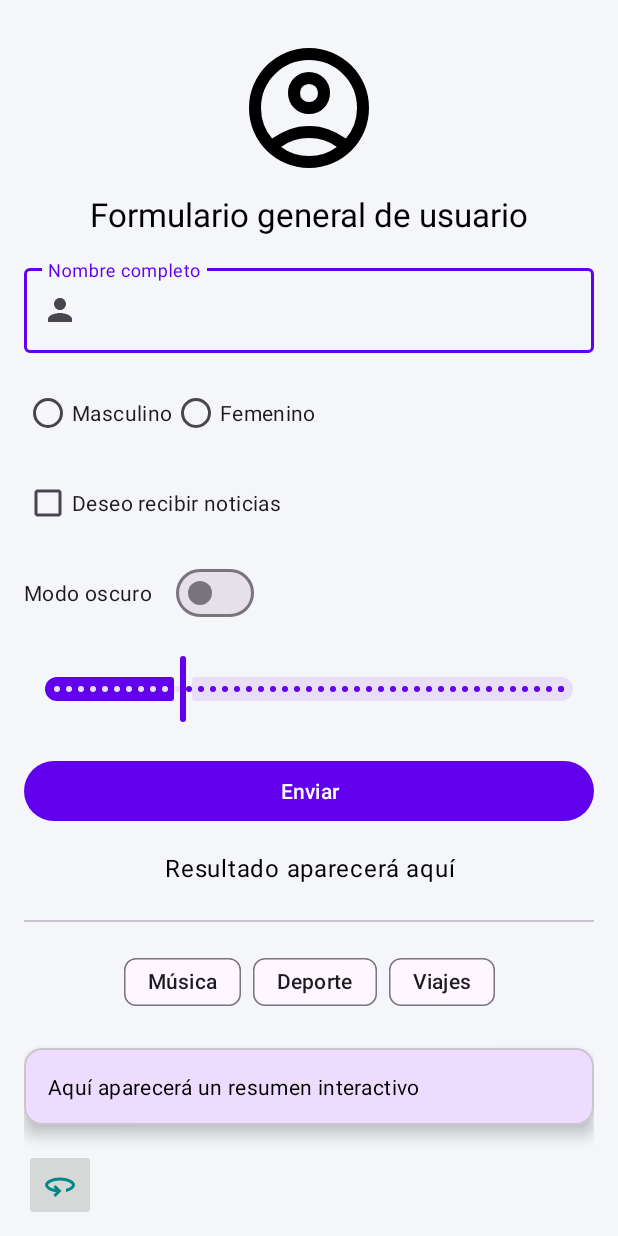
After one commit to EdwardNavarroAs/Kotlin, an Android app: the layout activity_main_cards.xml on its own in the app's theme, with its tools: preview values and no code run, on a phone screen of 412 x 824 dp. The commit adds this screen. Run offline under Robolectric (Android 15) with nearby library versions, the phone set to English and light mode, and no system bars.

Commit message:
Capitulo 4 xml y kotlin: interaciones intermedias con xml desde kotlin

```diff
--- a/04_xml_kotlin/app/src/main/AndroidManifest.xml
+++ b/04_xml_kotlin/app/src/main/AndroidManifest.xml
@@ -14,8 +14,10 @@
         android:roundIcon="@mipmap/ic_launcher_round"
         android:supportsRtl="true"
         android:theme="@style/Theme.XmlKotlin">
+        <!-- Activity por defecto que ejecuta android studio-->
+        <!--android:name=".MainActivity"-->
         <activity
-            android:name=".MainActivity"
+            android:name=".MainActivityAdvanced"
             android:exported="true">
             <intent-filter>
                 <action android:name="android.intent.action.MAIN" />
--- /dev/null
+++ b/04_xml_kotlin/app/src/main/res/drawable/ic_refresh.xml
@@ -0,0 +1,5 @@
+<vector xmlns:android="http://schemas.android.com/apk/res/android" android:autoMirrored="true" android:height="24dp" android:tint="#000000" android:viewportHeight="960" android:viewportWidth="960" android:width="24dp">
+
+    <path android:fillColor="@android:color/white" android:pathData="M360,800L304,744L374,672Q246,655 163,602Q80,549 80,480Q80,397 195.5,338.5Q311,280 480,280Q649,280 764.5,338.5Q880,397 880,480Q880,542 813.5,591Q747,640 640,664L640,582Q717,562 758.5,532.5Q800,503 800,480Q800,448 714.5,404Q629,360 480,360Q331,360 245.5,404Q160,448 160,480Q160,504 211,537.5Q262,571 356,588L304,536L360,480L520,640L360,800Z"/>
+
+</vector>
--- /dev/null
+++ b/04_xml_kotlin/app/src/main/res/layout/activity_main_cards.xml
@@ -0,0 +1,247 @@
+<?xml version="1.0" encoding="utf-8"?>
+<!--
+────────────────────────────────────────────────────────────
+CAPÍTULO 3 (INTEGRACIÓN XML + KOTLIN)
+INTERACCIÓN CON COMPONENTES AVANZADOS DE MATERIAL DESIGN
+────────────────────────────────────────────────────────────
+
+En este capítulo, ampliamos la plantilla anterior con nuevos
+componentes interactivos modernos, sin alterar la base del formulario.
+
+NUEVOS ELEMENTOS:
+- Divider (separador visual)
+- MaterialCardView (tarjeta informativa)
+- ChipGroup (selección múltiple moderna)
+- ImageButton (acción rápida, recarga o reseteo)
+────────────────────────────────────────────────────────────
+-->
+
+<androidx.constraintlayout.widget.ConstraintLayout
+    xmlns:android="http://schemas.android.com/apk/res/android"
+    xmlns:app="http://schemas.android.com/apk/res-auto"
+    xmlns:tools="http://schemas.android.com/tools"
+    android:id="@+id/main"
+    android:layout_width="match_parent"
+    android:layout_height="match_parent"
+    android:padding="16dp"
+    android:background="@color/formBackground"
+    tools:context=".MainActivityCards">
+
+    <!-- ────────────────────────────────────────────────
+         SECCIÓN BASE (idéntica al capítulo anterior)
+         ──────────────────────────────────────────────── -->
+    <ImageView
+        android:id="@+id/ivLogo"
+        android:layout_width="96dp"
+        android:layout_height="96dp"
+        android:src="@drawable/outline_account_circle_24"
+        android:contentDescription="Logo principal"
+        app:layout_constraintTop_toTopOf="parent"
+        app:layout_constraintStart_toStartOf="parent"
+        app:layout_constraintEnd_toEndOf="parent"
+        android:layout_marginTop="8dp"/>
+
+    <com.google.android.material.textview.MaterialTextView
+        android:id="@+id/tvTitulo"
+        android:layout_width="wrap_content"
+        android:layout_height="wrap_content"
+        android:text="Formulario general de usuario"
+        android:textAppearance="@style/TextAppearance.Material3.TitleLarge"
+        app:layout_constraintTop_toBottomOf="@id/ivLogo"
+        app:layout_constraintStart_toStartOf="parent"
+        app:layout_constraintEnd_toEndOf="parent"
+        android:layout_marginTop="8dp"/>
+
+    <com.google.android.material.textfield.TextInputLayout
+        android:id="@+id/tilNombre"
+        android:layout_width="0dp"
+        android:layout_height="wrap_content"
+        android:hint="Nombre completo"
+        app:startIconDrawable="@drawable/ic_person_black_24dp"
+        app:layout_constraintTop_toBottomOf="@id/tvTitulo"
+        app:layout_constraintStart_toStartOf="parent"
+        app:layout_constraintEnd_toEndOf="parent"
+        android:layout_marginTop="16dp"
+        app:endIconMode="clear_text">
+
+        <com.google.android.material.textfield.TextInputEditText
+            android:id="@+id/etNombre"
+            android:layout_width="match_parent"
+            android:layout_height="wrap_content"/>
+    </com.google.android.material.textfield.TextInputLayout>
+
+    <RadioGroup
+        android:id="@+id/rgGenero"
+        android:layout_width="wrap_content"
+        android:layout_height="wrap_content"
+        android:orientation="horizontal"
+        app:layout_constraintTop_toBottomOf="@id/tilNombre"
+        app:layout_constraintStart_toStartOf="parent"
+        android:layout_marginTop="16dp">
+
+        <RadioButton
+            android:id="@+id/rbMasculino"
+            android:layout_width="wrap_content"
+            android:layout_height="wrap_content"
+            android:text="Masculino"/>
+
+        <RadioButton
+            android:id="@+id/rbFemenino"
+            android:layout_width="wrap_content"
+            android:layout_height="wrap_content"
+            android:text="Femenino"/>
+    </RadioGroup>
+
+    <CheckBox
+        android:id="@+id/cbSuscripcion"
+        android:layout_width="wrap_content"
+        android:layout_height="wrap_content"
+        android:text="Deseo recibir noticias"
+        app:layout_constraintTop_toBottomOf="@id/rgGenero"
+        app:layout_constraintStart_toStartOf="parent"
+        android:layout_marginTop="12dp"/>
+
+    <com.google.android.material.materialswitch.MaterialSwitch
+        android:id="@+id/swModoOscuro"
+        android:layout_width="wrap_content"
+        android:layout_height="wrap_content"
+        android:text="Modo oscuro"
+        app:layout_constraintTop_toBottomOf="@id/cbSuscripcion"
+        app:layout_constraintStart_toStartOf="parent"
+        android:layout_marginTop="12dp"/>
+
+    <com.google.android.material.slider.Slider
+        android:id="@+id/sliderEdad"
+        android:layout_width="0dp"
+        android:layout_height="wrap_content"
+        android:valueFrom="0"
+        android:valueTo="100"
+        android:stepSize="1"
+        android:value="25"
+        app:layout_constraintTop_toBottomOf="@id/swModoOscuro"
+        app:layout_constraintStart_toStartOf="parent"
+        app:layout_constraintEnd_toEndOf="parent"
+        android:layout_marginTop="16dp"/>
+
+    <com.google.android.material.button.MaterialButton
+        android:id="@+id/btnEnviar"
+        android:layout_width="match_parent"
+        android:layout_height="wrap_content"
+        android:text="Enviar"
+        app:layout_constraintTop_toBottomOf="@id/sliderEdad"
+        app:layout_constraintStart_toStartOf="parent"
+        app:layout_constraintEnd_toEndOf="parent"
+        android:layout_marginTop="20dp"/>
+
+    <ProgressBar
+        android:id="@+id/progressEnvio"
+        android:layout_width="wrap_content"
+        android:layout_height="wrap_content"
+        android:visibility="gone"
+        app:layout_constraintTop_toBottomOf="@id/btnEnviar"
+        app:layout_constraintStart_toStartOf="parent"
+        app:layout_constraintEnd_toEndOf="parent"
+        android:layout_marginTop="12dp"/>
+
+    <TextView
+        android:id="@+id/tvResultado"
+        android:layout_width="0dp"
+        android:layout_height="wrap_content"
+        android:text="Resultado aparecerá aquí"
+        android:gravity="center"
+        android:textAppearance="@style/TextAppearance.Material3.BodyLarge"
+        app:layout_constraintTop_toBottomOf="@id/progressEnvio"
+        app:layout_constraintStart_toStartOf="parent"
+        app:layout_constraintEnd_toEndOf="parent"
+        android:layout_marginTop="16dp"/>
+
+    <!-- ────────────────────────────────────────────────
+         NUEVAS SECCIONES INTERACTIVAS PARA EL CAPÍTULO 3
+         ──────────────────────────────────────────────── -->
+
+    <!-- DIVIDER → separa visualmente las secciones -->
+    <com.google.android.material.divider.MaterialDivider
+        android:id="@+id/dividerExtra"
+        android:layout_width="0dp"
+        android:layout_height="1dp"
+        app:layout_constraintTop_toBottomOf="@id/tvResultado"
+        app:layout_constraintStart_toStartOf="parent"
+        app:layout_constraintEnd_toEndOf="parent"
+        android:layout_marginTop="24dp"/>
+
+    <!-- CHIPGROUP → selección múltiple de intereses -->
+    <com.google.android.material.chip.ChipGroup
+        android:id="@+id/chipGroupIntereses"
+        android:layout_width="wrap_content"
+        android:layout_height="wrap_content"
+        android:layout_marginTop="16dp"
+        app:singleSelection="false"
+        app:layout_constraintTop_toBottomOf="@id/dividerExtra"
+        app:layout_constraintStart_toStartOf="parent"
+        app:layout_constraintEnd_toEndOf="parent"
+        app:chipSpacingHorizontal="8dp"
+        app:chipSpacingVertical="4dp">
+
+        <com.google.android.material.chip.Chip
+            android:id="@+id/chipMusica"
+            android:layout_width="wrap_content"
+            android:layout_height="wrap_content"
+            android:text="Música"
+            android:checkable="true"/>
+
+        <com.google.android.material.chip.Chip
+            android:id="@+id/chipDeporte"
+            android:layout_width="wrap_content"
+            android:layout_height="wrap_content"
+            android:text="Deporte"
+            android:checkable="true"/>
+
+        <com.google.android.material.chip.Chip
+            android:id="@+id/chipViajes"
+            android:layout_width="wrap_content"
+            android:layout_height="wrap_content"
+            android:text="Viajes"
+            android:checkable="true"/>
+
+    </com.google.android.material.chip.ChipGroup>
+
+    <!-- CARDVIEW → muestra información resumen -->
+    <com.google.android.material.card.MaterialCardView
+        android:id="@+id/cardResumen"
+        android:layout_width="0dp"
+        android:layout_height="wrap_content"
+        app:layout_constraintTop_toBottomOf="@id/chipGroupIntereses"
+        app:layout_constraintStart_toStartOf="parent"
+        app:layout_constraintEnd_toEndOf="parent"
+        android:layout_marginTop="20dp"
+        app:cardCornerRadius="12dp"
+        app:cardElevation="6dp"
+        android:visibility="visible">
+
+        <LinearLayout
+            android:orientation="vertical"
+            android:padding="16dp"
+            android:layout_width="match_parent"
+            android:layout_height="wrap_content">
+
+            <TextView
+                android:id="@+id/tvResumenCard"
+                android:layout_width="wrap_content"
+                android:layout_height="wrap_content"
+                android:text="Aquí aparecerá un resumen interactivo"
+                android:textAppearance="@style/TextAppearance.Material3.BodyMedium"/>
+        </LinearLayout>
+    </com.google.android.material.card.MaterialCardView>
+
+    <!-- IMAGEBUTTON → acción rápida (limpiar formulario o recargar imagen) -->
+    <ImageButton
+        android:id="@+id/btnRefrescar"
+        android:layout_width="48dp"
+        android:layout_height="48dp"
+        android:src="@drawable/ic_refresh"
+        android:contentDescription="Refrescar formulario"
+        app:tint="@color/teal_700"
+        app:layout_constraintTop_toBottomOf="@id/cardResumen"
+        app:layout_constraintStart_toStartOf="parent"
+        android:layout_marginTop="16dp"/>
+</androidx.constraintlayout.widget.ConstraintLayout>
--- a/04_xml_kotlin/app/src/main/res/values/colors.xml
+++ b/04_xml_kotlin/app/src/main/res/values/colors.xml
@@ -7,4 +7,5 @@
     <color name="purple_700">#3700B3</color>
     <color name="teal_200">#03DAC5</color>
     <color name="teal_700">#018786</color>
+    <color name="formBackground">#F5F6FA</color>
 </resources>
```
Also changed, not shown: 04_xml_kotlin/app/src/main/java/com/example/xmlkotlin/MainActivityCards.kt (added, +239 -0 lines).
